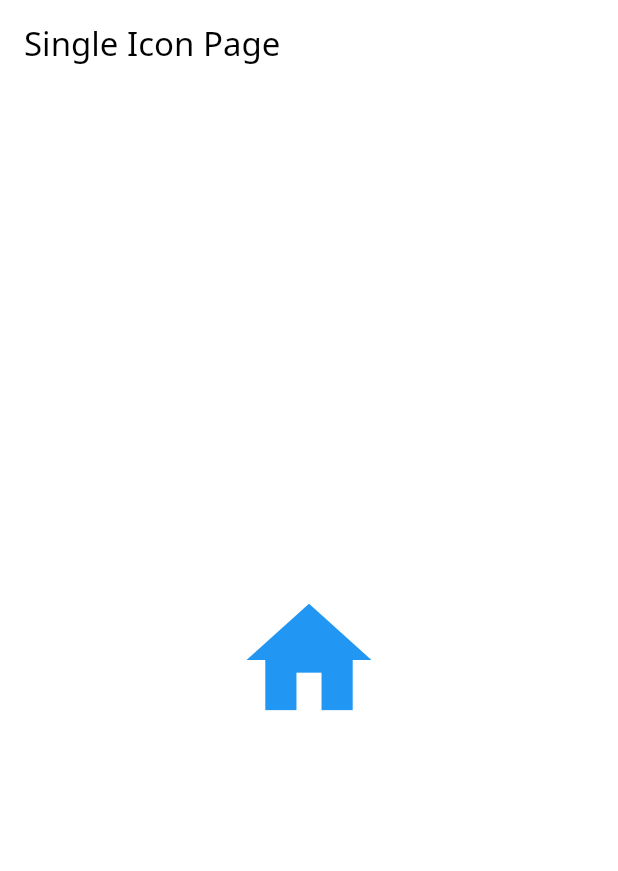
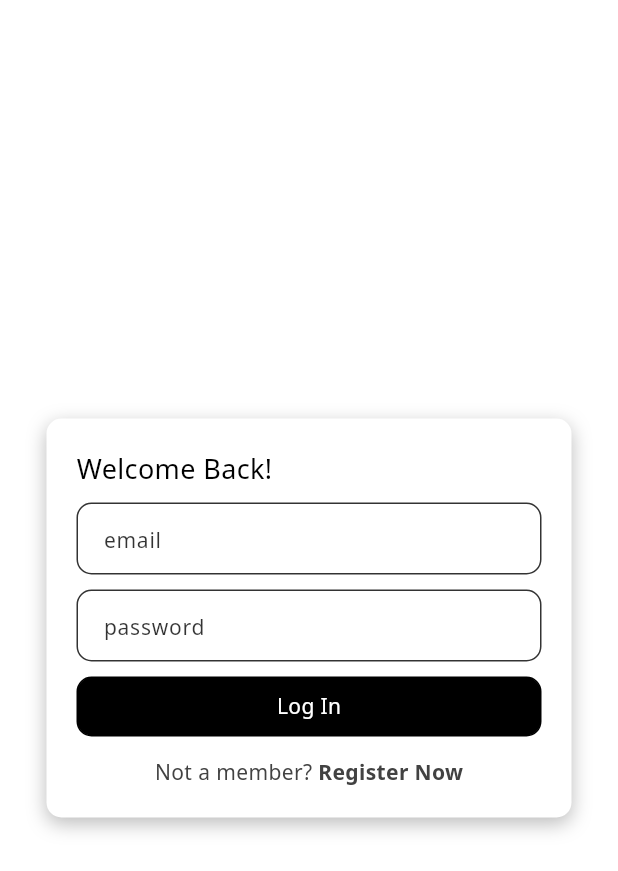
Before and after one commit to univrse-io/progrid, a Flutter app: the screen it shows after launch, on a phone screen of 412 x 824 dp. Shown: the top 871 px of the screen. Run offline on Flutter 3.47's test engine with Material 3 defaults, Android fonts, the phone set to English and light mode, and no system bars; our stand-ins replace firebase_auth, firebase_core, google_fonts; accounts and stored records are empty.

Commit message:
implement basic FirebaseAuth

```diff
--- /dev/null
+++ b/lib/components/my_button.dart
@@ -0,0 +1,42 @@
+import 'package:flutter/material.dart';
+
+class MyButton extends StatelessWidget {
+  final void Function()? onTap;
+  final String text;
+
+  final double? width;
+  final double? height;
+
+  const MyButton({
+    super.key,
+    required this.onTap,
+    required this.text,
+    this.width,
+    this.height,
+  });
+
+  @override
+  Widget build(BuildContext context) {
+    return GestureDetector(
+      onTap: onTap,
+      child: Container(
+        decoration: BoxDecoration(
+            color: Theme.of(context).colorScheme.onSurface,
+            borderRadius: BorderRadius.circular(10),
+            border: Border.all(
+              color: Theme.of(context).colorScheme.onSurface,
+              width: 1,
+            )),
+        padding: const EdgeInsets.all(6),
+        width: width,
+        height: height,
+        child: Center(
+          child: Text(
+            text,
+            style: TextStyle(color: Theme.of(context).colorScheme.surface),
+          ),
+        ),
+      ),
+    );
+  }
+}
--- /dev/null
+++ b/lib/components/my_textfield.dart
@@ -0,0 +1,42 @@
+import 'package:flutter/material.dart';
+
+class MyTextField extends StatelessWidget {
+  final TextEditingController controller;
+  final String? hintText;
+  final bool obscureText;
+
+  const MyTextField({
+    super.key,
+    required this.controller,
+    required this.hintText,
+    this.obscureText = false,
+  });
+
+  @override
+  Widget build(BuildContext context) {
+    return TextField(
+      obscureText: obscureText,
+      controller: controller,
+      decoration: InputDecoration(
+        enabledBorder: OutlineInputBorder(
+          borderSide: BorderSide(
+            color: Theme.of(context).colorScheme.onSurface.withOpacity(0.8),
+          ),
+          borderRadius: BorderRadius.circular(10),
+        ),
+        focusedBorder: OutlineInputBorder(
+          borderSide: BorderSide(
+            color: Theme.of(context).colorScheme.onSurface,
+          ),
+        ),
+        filled: false,
+        hintText: hintText,
+        hintStyle: TextStyle(
+          color: Theme.of(context).colorScheme.onSurface.withOpacity(0.8),
+          fontSize: Theme.of(context).textTheme.bodyMedium?.fontSize,
+        ),
+        contentPadding: const EdgeInsets.symmetric(vertical: 8, horizontal: 14),
+      ),
+    );
+  }
+}
--- a/lib/main.dart
+++ b/lib/main.dart
@@ -1,7 +1,12 @@
+import 'package:firebase_core/firebase_core.dart';
 import 'package:flutter/material.dart';
-import 'package:progrid/themes.dart';
+
+import 'package:progrid/services/auth.dart';
+import 'package:progrid/services/themes.dart';
 
 void main() async {
+  WidgetsFlutterBinding.ensureInitialized();
+  await Firebase.initializeApp();
   runApp(const MainApp());
 }
 
@@ -17,23 +22,3 @@ class MainApp extends StatelessWidget {
     );
   }
 }
-
-class AuthPage extends StatelessWidget {
-  const AuthPage({super.key});
-
-  @override
-  Widget build(BuildContext context) {
-    return Scaffold(
-      appBar: AppBar(
-        title: const Text('Single Icon Page'),
-      ),
-      body: const Center(
-        child: Icon(
-          Icons.home,
-          size: 100.0,
-          color: Colors.blue,
-        ),
-      ),
-    );
-  }
-}
--- /dev/null
+++ b/lib/pages/login_page.dart
@@ -0,0 +1,135 @@
+import 'package:firebase_auth/firebase_auth.dart';
+import 'package:flutter/material.dart';
+
+import 'package:progrid/components/my_button.dart';
+import 'package:progrid/components/my_textfield.dart';
+
+class LoginPage extends StatefulWidget {
+  // toggle to register page
+  final void Function()? onTapSwitchPage;
+
+  const LoginPage({
+    super.key,
+    required this.onTapSwitchPage,
+  });
+
+  @override
+  State<LoginPage> createState() => _LoginPageState();
+}
+
+class _LoginPageState extends State<LoginPage> {
+  final TextEditingController _emailController = TextEditingController();
+  final TextEditingController _passwordController = TextEditingController();
+
+  // login user
+  void login() async {
+    // TODO: show loading circle
+    if (mounted) {
+
+    }
+
+    // try to sign in
+    try {
+      // call Firebase API instance login
+      await FirebaseAuth.instance.signInWithEmailAndPassword(email: _emailController.text, password: _passwordController.text);
+      print("User Logged In Successfully");
+    } on FirebaseAuthException {
+      // show error to user
+
+      _passwordController.clear();
+    }
+  }
+
+  @override
+  Widget build(BuildContext context) {
+    return Scaffold(
+      backgroundColor: Theme.of(context).colorScheme.surface,
+      body: SafeArea(
+        child: Center(
+          child: Container(
+            width: 350,
+            padding: const EdgeInsets.all(20), // padding inside the box
+            decoration: BoxDecoration(
+              color: Theme.of(context).colorScheme.surface,
+              borderRadius: BorderRadius.circular(10),
+              boxShadow: const [
+                BoxShadow(
+                  color: Colors.black26,
+                  offset: Offset(0, 4),
+                  blurRadius: 10,
+                ),
+              ],
+            ),
+            child: Column(
+              crossAxisAlignment: CrossAxisAlignment.stretch,
+              mainAxisSize: MainAxisSize.min,
+              children: [
+                // welcome text
+                const Text(
+                  'Welcome Back!',
+                  style: TextStyle(fontSize: 18),
+                ),
+                const SizedBox(
+                  height: 10,
+                ),
+
+                // username textfield
+                MyTextField(
+                  hintText: 'email',
+                  obscureText: false,
+                  controller: _emailController,
+                ),
+                const SizedBox(
+                  height: 10,
+                ),
+
+                // password textfield
+                MyTextField(
+                  hintText: 'password',
+                  obscureText: true,
+                  controller: _passwordController,
+                ),
+                const SizedBox(
+                  height: 10,
+                ),
+
+                // log in button
+                MyButton(
+                  onTap: login,
+                  text: 'Log In',
+                  height: 40,
+                ),
+                const SizedBox(
+                  height: 14,
+                ),
+
+                // link to register page
+                Row(
+                  mainAxisAlignment: MainAxisAlignment.center,
+                  children: [
+                    Text(
+                      "Not a member? ",
+                      style: TextStyle(
+                        color: Theme.of(context).colorScheme.primary,
+                      ),
+                    ),
+                    GestureDetector(
+                      onTap: widget.onTapSwitchPage,
+                      child: Text(
+                        "Register Now",
+                        style: TextStyle(
+                          fontWeight: FontWeight.bold,
+                          color: Theme.of(context).colorScheme.primary,
+                        ),
+                      ),
+                    )
+                  ],
+                )
+              ],
+            ),
+          ),
+        ),
+      ),
+    );
+  }
+}
--- /dev/null
+++ b/lib/services/auth.dart
@@ -0,0 +1,50 @@
+import 'package:firebase_auth/firebase_auth.dart';
+import 'package:flutter/material.dart';
+import 'package:progrid/pages/login_page.dart';
+import 'package:progrid/pages/register_page.dart';
+
+class AuthPage extends StatefulWidget {
+  const AuthPage({super.key});
+
+  @override
+  State<AuthPage> createState() => _AuthPageState();
+}
+
+class _AuthPageState extends State<AuthPage> {
+  bool showLoginPage = true;
+
+  void togglePages() {
+    setState(() {
+      showLoginPage = !showLoginPage;
+    });
+  }
+
+  @override
+  Widget build(BuildContext context) {
+    return Scaffold(
+      body: StreamBuilder<User?>(
+        stream: FirebaseAuth.instance.authStateChanges(),
+        builder: (context, snapshot) {
+          // user has already logged in before
+          if (snapshot.hasData) {
+            // TODO: Implement the home page
+            return const Center(child: Text("Home Page (User logged in)"));
+          }
+
+          // user not logged in
+          else {
+            if (showLoginPage) {
+              return LoginPage(
+                onTapSwitchPage: togglePages,
+              );
+            } else {
+              return RegisterPage(
+                onTapSwitchPage: togglePages,
+              );
+            }
+          }
+        },
+      ),
+    );
+  }
+}
--- a/pubspec.yaml
+++ b/pubspec.yaml
@@ -37,6 +37,7 @@ dependencies:
   google_fonts: ^6.2.1
 
   firebase_core: ^3.8.0
+  firebase_auth: ^5.3.3
 
 dev_dependencies:
   flutter_test:
```
Also changed, not shown: lib/components/my_alert.dart (added, +35 -0 lines), lib/components/my_loader.dart (added, +34 -0 lines), lib/deprecated/login_or_register.dart (added, +35 -0 lines), lib/pages/register_page.dart (added, +148 -0 lines), lib/services/themes.dart (renamed from lib/themes.dart), pubspec.lock, 5 other files.
